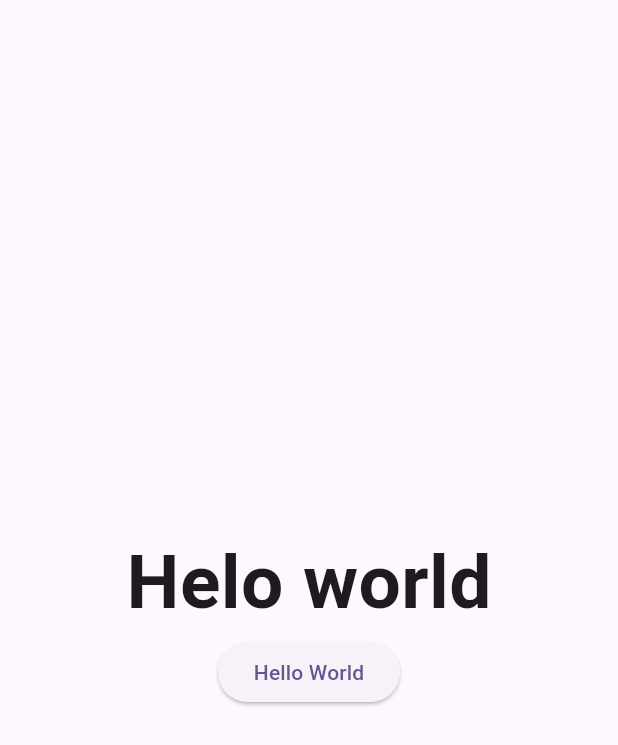
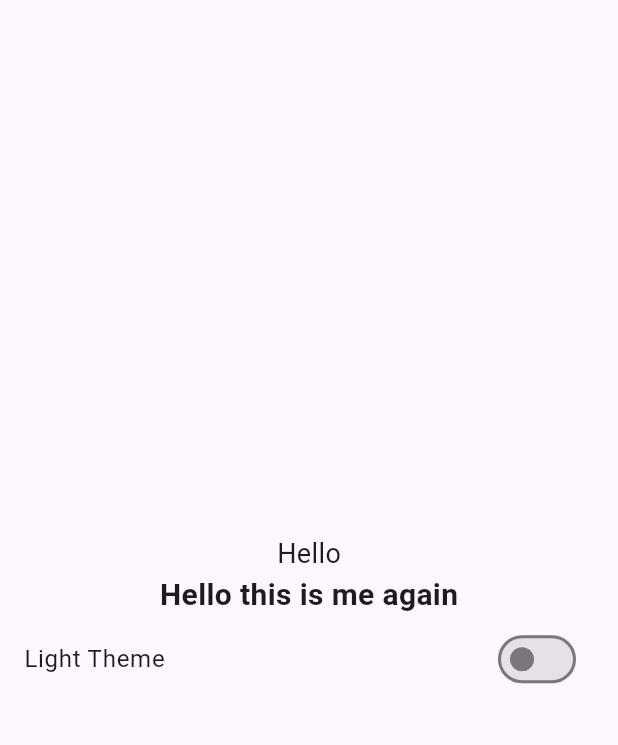
Before and after one commit to DunjaMalmer/Mobilne-informacione-tehnologije, a Flutter app: the screen it shows after launch, on a phone screen of 412 x 824 dp. Shown: the top 745 px of the screen. Run offline on Flutter 3.47's test engine with Material 3 defaults, Android fonts, the phone set to English and light mode, and no system bars; our stand-ins replace shared_preferences.

Commit message:
Vezbe4.1

```diff
--- a/projekatmobilne/lib/providers/theme_provider.dart
+++ b/projekatmobilne/lib/providers/theme_provider.dart
@@ -4,7 +4,7 @@ import 'package:shared_preferences/shared_preferences.dart';
 class ThemeProvider with ChangeNotifier {
   static const THEME_STATUS = "THEME_STATUS";
   bool _darkTheme = false;
-  bool get darkTheme => _darkTheme;
+  bool get getIsDarkTheme => _darkTheme;
 
   ThemeProvider() {
     getTheme();
--- a/projekatmobilne/lib/screen/home_screen.dart
+++ b/projekatmobilne/lib/screen/home_screen.dart
@@ -1,21 +1,30 @@
 import 'package:flutter/material.dart';
+import 'package:provider/provider.dart';
+import 'package:projekatmobilne/providers/theme_provider.dart';
+import 'package:projekatmobilne/widgets/subtitle_text.dart';
+import 'package:projekatmobilne/widgets/title_text.dart';
 
 class HomeScreen extends StatelessWidget {
   const HomeScreen({super.key});
 
   @override
   Widget build(BuildContext context) {
+    final themeProvider = Provider.of<ThemeProvider>(context);
     return Scaffold(
         body: Center(
       child: Column(
         mainAxisAlignment: MainAxisAlignment.center,
         children: [
-          const Text('Helo world',
-              style: TextStyle(fontSize: 50, fontWeight: FontWeight.bold)),
-          ElevatedButton(
-            onPressed: () {},
-            child: const Text('Hello World'),
-          ),
+          const SubtitleTextWidget(label: "Hello"),
+          const TitelesTextWidget(label: "Hello this is me again"),
+          SwitchListTile(
+            title: Text(
+                themeProvider.getIsDarkTheme ? "Dark Theme" : "Light Theme"),
+            value: themeProvider.getIsDarkTheme,
+            onChanged: (value) {
+              themeProvider.setDarkTheme(themeValue: value);
+            },
+          )
         ],
       ),
     ));
--- /dev/null
+++ b/projekatmobilne/lib/widgets/subtitle_text.dart
@@ -0,0 +1,33 @@
+import 'package:flutter/material.dart';
+
+class SubtitleTextWidget extends StatelessWidget {
+  const SubtitleTextWidget(
+      {super.key,
+      required this.label,
+      this.fontSize = 18,
+      this.fontStyle = FontStyle.normal,
+      this.fontWeight = FontWeight.normal,
+      this.color,
+      this.textDecoration = TextDecoration.none});
+
+  final String label;
+  final double fontSize;
+  final FontStyle fontStyle;
+  final FontWeight? fontWeight;
+  final Color? color;
+  final TextDecoration textDecoration;
+
+  @override
+  Widget build(BuildContext context) {
+    return Text(
+      label,
+      style: TextStyle(
+        fontSize: fontSize,
+        fontStyle: fontStyle,
+        fontWeight: fontWeight,
+        color: color,
+        decoration: textDecoration,
+      ),
+    );
+  }
+}
--- /dev/null
+++ b/projekatmobilne/lib/widgets/title_text.dart
@@ -0,0 +1,30 @@
+import 'package:flutter/material.dart';
+
+class TitelesTextWidget extends StatelessWidget {
+  const TitelesTextWidget({
+    super.key,
+    required this.label,
+    this.fontSize = 20,
+    this.color,
+    this.maxLines,
+  });
+
+  final String label;
+  final double fontSize;
+  final Color? color;
+  final int? maxLines;
+
+  @override
+  Widget build(BuildContext context) {
+    return Text(
+      label,
+      maxLines: maxLines,
+      style: TextStyle(
+        fontSize: fontSize,
+        color: color,
+        fontWeight: FontWeight.bold,
+        overflow: TextOverflow.ellipsis,
+      ),
+    );
+  }
+}
```
Also changed, not shown: projekatmobilne/lib/screen/cart_screen.dart (added, +15 -0 lines), projekatmobilne/lib/screen/profile_screen.dart (added, +15 -0 lines), projekatmobilne/lib/screen/root_screen.dart (added, +15 -0 lines), projekatmobilne/lib/screen/search_screen.dart (added, +15 -0 lines).
